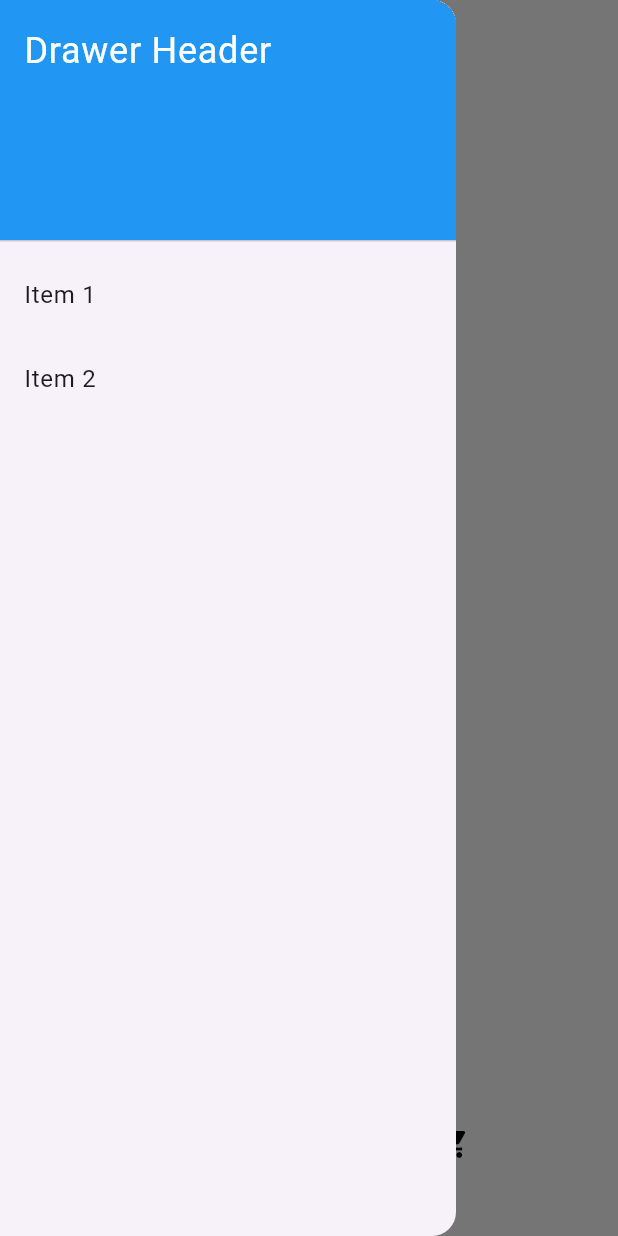
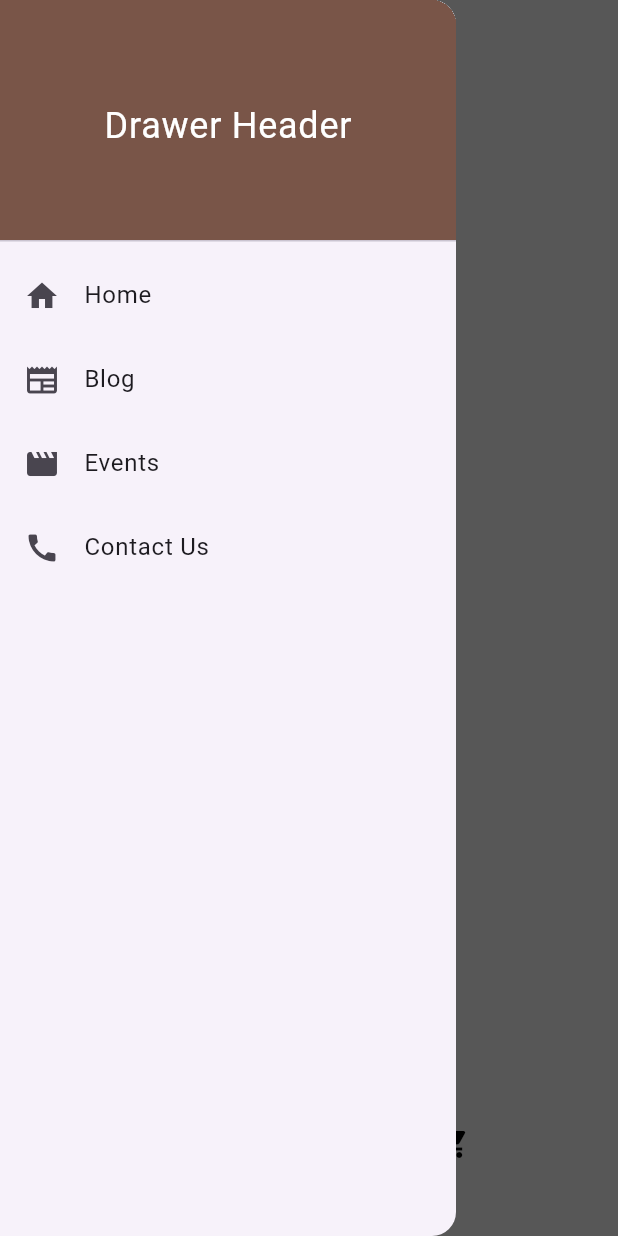
Before and after one commit to daghlas/connect_coffee_heart, a Flutter app: the screen it shows once a user with an empty profile is signed in, with the side drawer open, on a phone screen of 412 x 824 dp. Run offline on Flutter 3.47's test engine with Material 3 defaults, Android fonts, the light colour scheme and no system bars; drawn by our look-alikes of google_nav_bar; our stand-ins replace cloud_firestore, firebase_auth, firebase_core, flutter_spinkit; accounts and stored records are empty.

Commit message:
NavDrawer

```diff
--- a/lib/components/drawer.dart
+++ b/lib/components/drawer.dart
@@ -11,25 +11,45 @@ class MyDrawer extends StatelessWidget {
         children: <Widget>[
           const DrawerHeader(
             decoration: BoxDecoration(
-              color: Colors.blue,
+              color: Colors.brown,
             ),
-            child: Text(
-              'Drawer Header',
-              style: TextStyle(
-                color: Colors.white,
-                fontSize: 24,
+            child: Center(
+              child: Text(
+                'Drawer Header',
+                style: TextStyle(
+                  color: Colors.white,
+                  fontSize: 24,
+                ),
               ),
             ),
           ),
           ListTile(
-            title: const Text('Item 1'),
+            leading: const Icon(Icons.home),
+            title: const Text('Home'),
             onTap: () {
               // Add your navigation logic here
               // Navigator.pop(context);
             },
           ),
           ListTile(
-            title: const Text('Item 2'),
+            leading: const Icon(Icons.newspaper),
+            title: const Text('Blog'),
+            onTap: () {
+              // Add your navigation logic here
+              // Navigator.pop(context);
+            },
+          ),
+          ListTile(
+            leading: const Icon(Icons.movie),
+            title: const Text('Events'),
+            onTap: () {
+              // Add your navigation logic here
+              // Navigator.pop(context);
+            },
+          ),
+          ListTile(
+            leading: const Icon(Icons.call),
+            title: const Text('Contact Us'),
             onTap: () {
               // Add your navigation logic here
               // Navigator.pop(context);
--- a/lib/connect/my_home.dart
+++ b/lib/connect/my_home.dart
@@ -42,7 +42,7 @@ class _MyHomeState extends State<MyHome> {
   Widget build(BuildContext context) {
     return Scaffold(
       key: _globalKey,
-      backgroundColor: Colors.white,
+      backgroundColor: Colors.grey[400],
       bottomNavigationBar: MyBottomNavBar(
         onTabChange: (index) => navigateBottomBar(index),
       ),
```
